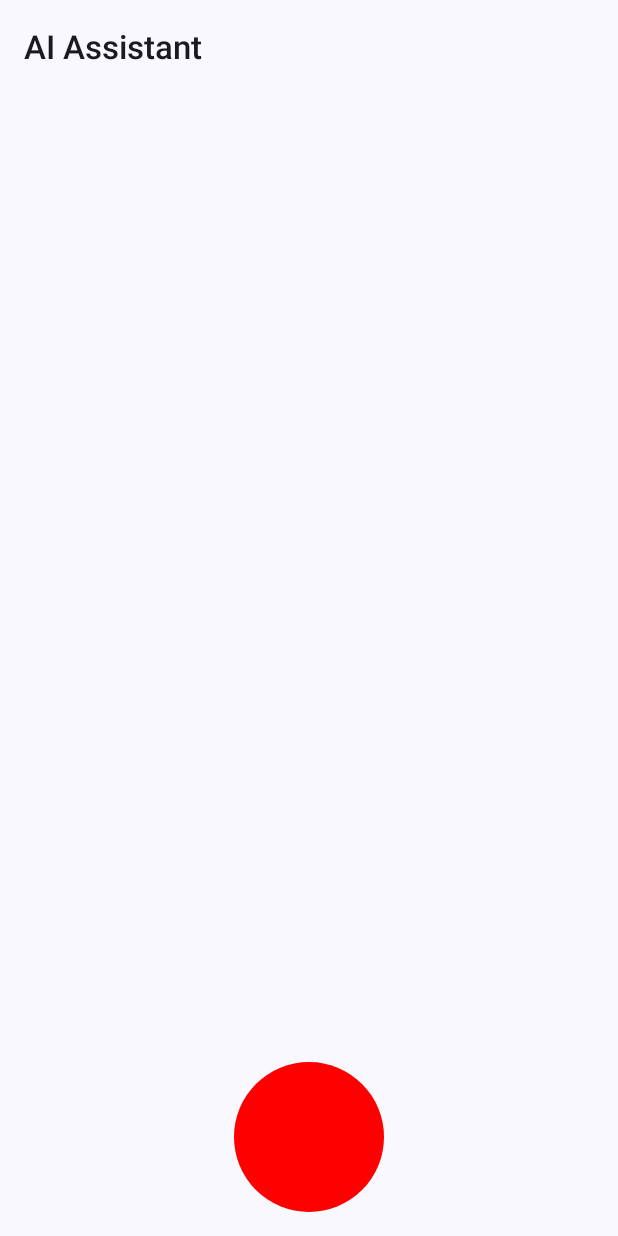
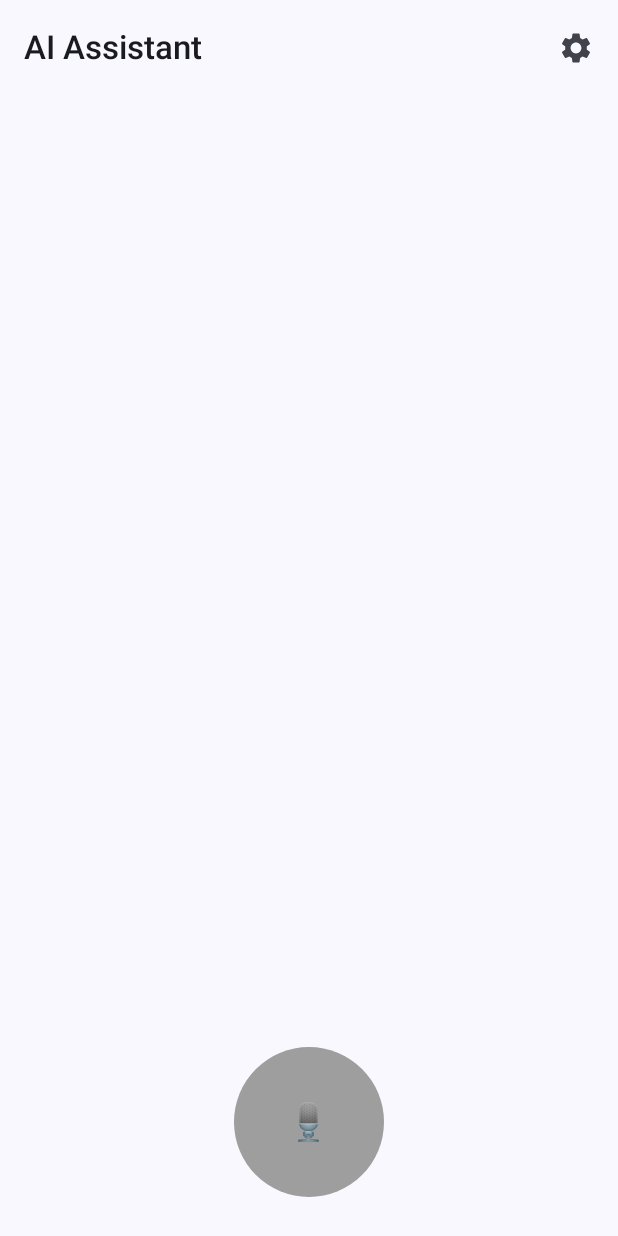
Before and after one commit to AhmetSIRIM/Unico-Case-Ai-Voice-Chat-App, an Android app built with Jetpack Compose: the ChatRoute screen opened through its navigation route, on a phone screen of 412 x 824 dp. Run offline under Robolectric (Android 15) with nearby library versions, the phone set to English and light mode, and no system bars; our stand-ins replace Dagger/Hilt's generated code, Timber.

Commit message:
Develop Chat Feature: Implement Speech-to-Text and Text-to-Speech Functionality
This commit introduces speech-to-text and text-to-speech capabilities to the chat feature. Users can now interact with the AI using voice input, and AI responses are spoken aloud.

**Key changes:**

- **Speech Recognition:**
    - Added `AndroidSpeechRecognizerRepository` and its implementation `AndroidSpeechRecognizerRepositoryImpl` to handle speech input.
    - Integrated `SpeechRecognizer` to capture user voice and convert it to text.
    - Defined `SpeechResult` sealed class to represent different states of speech recognition (e.g., `BeginningOfSpeech`, `EndOfSpeech`, `FinalResult`, `Error`).
    - Updated `ChatViewModel` to initiate speech listening and process `SpeechResult.FinalResult` by sending the recognized text to the AI.
    - Modified `ChatScreen.kt` to trigger speech recognition when the microphone button is pressed and the necessary permission is granted.
    - Added `OnTheUserIsListened` event to `ChatContract.UiEvent`.
    - Added `speechResult` to `ChatContract.UiState`.

- **Text-to-Speech:**
    - Updated `GoogleTextToSpeechRepository` and `GoogleTextToSpeechRepositoryImpl` to include `stopSpeaking()` and `cleanup()` methods for better lifecycle management.
    - Integrated text-to-speech functionality in `ChatViewModel` to speak AI responses.
    - Renamed `isAiTyping` to `isAiSpeaking` in `ChatContract.UiState` for clarity.

- **UI Enhancements (ChatScreen.kt):**
    - Implemented `AnimatedMicrophoneButton` with visual feedback for different states:
        - Idle (gray)
        - Listening (green with pulsing animation)
        - AI speaking (blue)
        - Error (red)
        - End of speech (orange)
        - Final result (purple)
    - The microphone button is disabled while the AI is speaking or if the last message was from the user (awaiting AI response).
    - Added an icon button to the `TopAppBar` (placeholder for settings).
    - Added content animation to message bubbles for smoother appearance.
    - Ensured bottom bar elements are padded correctly considering system bars.

- **Dependency Injection:**
    - Added `AndroidSpeechRecognizerRepository` binding to `RepositoryModule.kt`.

- **Lifecycle Management:**
    - Implemented `onCleared()` in `ChatViewModel` to call `cleanup()` on both `GoogleTextToSpeechRepository` and `AndroidSpeechRecognizerRepository`.

```diff
--- a/core/data/src/main/java/com/ahmetsirim/data/repository/GoogleTextToSpeechRepositoryImpl.kt
+++ b/core/data/src/main/java/com/ahmetsirim/data/repository/GoogleTextToSpeechRepositoryImpl.kt
@@ -66,7 +66,7 @@ class GoogleTextToSpeechRepositoryImpl @Inject constructor(
         }
     }
 
-    fun stopSpeaking() {
+    override fun stopSpeaking() {
         try {
             if (mediaPlayer.isPlaying) {
                 mediaPlayer.stop()
@@ -154,7 +154,7 @@ class GoogleTextToSpeechRepositoryImpl @Inject constructor(
         }
     }
 
-    fun cleanup() {
+    override fun cleanup() {
         log("cleanup() called", tag = TAG)
         stopSpeaking()
     }
--- /dev/null
+++ b/core/domain/src/main/java/com/ahmetsirim/domain/repository/AndroidSpeechRecognizerRepository.kt
@@ -0,0 +1,16 @@
+package com.ahmetsirim.domain.repository
+
+import com.ahmetsirim.domain.model.SpeechResult
+import kotlinx.coroutines.flow.Flow
+import java.util.Locale
+
+interface AndroidSpeechRecognizerRepository {
+    fun startListening(
+        languageCode: String = Locale.getDefault().toString(),
+        partialResults: Boolean = true,
+    ): Flow<SpeechResult>
+
+    fun stopListening()
+    fun cleanup()
+
+}
--- a/core/domain/src/main/java/com/ahmetsirim/domain/repository/GoogleTextToSpeechRepository.kt
+++ b/core/domain/src/main/java/com/ahmetsirim/domain/repository/GoogleTextToSpeechRepository.kt
@@ -2,8 +2,12 @@ package com.ahmetsirim.domain.repository
 
 import com.ahmetsirim.domain.model.VoiceGenderEnum
 
-fun interface GoogleTextToSpeechRepository {
+interface GoogleTextToSpeechRepository {
 
-    suspend fun speak(text: String,voiceGenderEnum: VoiceGenderEnum)
+    suspend fun speak(text: String, voiceGenderEnum: VoiceGenderEnum)
+
+    fun stopSpeaking()
+
+    fun cleanup()
 
 }
--- a/feature/chat/src/main/java/com/ahmetsirim/chat/ChatContract.kt
+++ b/feature/chat/src/main/java/com/ahmetsirim/chat/ChatContract.kt
@@ -1,17 +1,16 @@
 package com.ahmetsirim.chat
 
 import com.ahmetsirim.domain.model.ChatMessage
+import com.ahmetsirim.domain.model.SpeechResult
 import com.ahmetsirim.domain.model.common.ErrorState
 
 internal class ChatContract {
 
     data class UiState(
-        val isAiTyping: Boolean = false,
+        val isAiSpeaking: Boolean = false,
         val errorState: ErrorState? = null,
-
-        val userInputMessage: String = "",
+        val speechResult: SpeechResult? = null,
         val messages: List<ChatMessage> = emptyList(),
-
         val isRecordAudioPermissionRationaleInformationalDialogOpen: Boolean = false,
     )
 
@@ -19,6 +18,7 @@ internal class ChatContract {
         data class UserSendTheMessage(val message: String, val chatHistory: List<ChatMessage>) : UiEvent
         data object UserNotifiedTheError : UiEvent
         data object OnShowMicrophonePermissionRationale : UiEvent
+        data object OnTheUserIsListened : UiEvent
     }
 
 }
--- a/feature/chat/src/main/java/com/ahmetsirim/chat/ChatFeatureInternalFunctions.kt
+++ b/feature/chat/src/main/java/com/ahmetsirim/chat/ChatFeatureInternalFunctions.kt
@@ -18,7 +18,7 @@ internal fun handleMicrophonePermissionRequest(
             context,
             Manifest.permission.RECORD_AUDIO
         ) == PackageManager.PERMISSION_GRANTED -> {
-            TODO()
+            onEvent(ChatContract.UiEvent.OnTheUserIsListened)
         }
 
         activity?.let { nonNullActivity ->
--- a/feature/chat/src/main/java/com/ahmetsirim/chat/ChatScreen.kt
+++ b/feature/chat/src/main/java/com/ahmetsirim/chat/ChatScreen.kt
@@ -4,6 +4,14 @@ import androidx.activity.compose.LocalActivity
 import androidx.activity.compose.ManagedActivityResultLauncher
 import androidx.activity.compose.rememberLauncherForActivityResult
 import androidx.activity.result.contract.ActivityResultContracts
+import androidx.compose.animation.animateContentSize
+import androidx.compose.animation.core.FastOutSlowInEasing
+import androidx.compose.animation.core.RepeatMode
+import androidx.compose.animation.core.animateFloat
+import androidx.compose.animation.core.animateFloatAsState
+import androidx.compose.animation.core.infiniteRepeatable
+import androidx.compose.animation.core.rememberInfiniteTransition
+import androidx.compose.animation.core.tween
 import androidx.compose.foundation.Canvas
 import androidx.compose.foundation.layout.Arrangement
 import androidx.compose.foundation.layout.Box
@@ -15,6 +23,7 @@ import androidx.compose.foundation.layout.fillMaxSize
 import androidx.compose.foundation.layout.fillMaxWidth
 import androidx.compose.foundation.layout.padding
 import androidx.compose.foundation.layout.size
+import androidx.compose.foundation.layout.systemBarsPadding
 import androidx.compose.foundation.layout.width
 import androidx.compose.foundation.layout.widthIn
 import androidx.compose.foundation.lazy.LazyColumn
@@ -23,16 +32,21 @@ import androidx.compose.foundation.lazy.items
 import androidx.compose.foundation.lazy.rememberLazyListState
 import androidx.compose.foundation.shape.CircleShape
 import androidx.compose.foundation.shape.RoundedCornerShape
+import androidx.compose.material.icons.Icons
+import androidx.compose.material.icons.filled.Settings
 import androidx.compose.material3.Card
 import androidx.compose.material3.CardDefaults
 import androidx.compose.material3.CircularProgressIndicator
 import androidx.compose.material3.ExperimentalMaterial3Api
+import androidx.compose.material3.Icon
+import androidx.compose.material3.IconButton
 import androidx.compose.material3.MaterialTheme
 import androidx.compose.material3.Scaffold
 import androidx.compose.material3.Text
 import androidx.compose.material3.TopAppBar
 import androidx.compose.runtime.Composable
 import androidx.compose.runtime.LaunchedEffect
+import androidx.compose.runtime.getValue
 import androidx.compose.runtime.rememberCoroutineScope
 import androidx.compose.ui.Alignment
 import androidx.compose.ui.Modifier
@@ -48,7 +62,9 @@ import com.ahmetsirim.common.utility.launchAppDetailsSettings
 import com.ahmetsirim.designsystem.R
 import com.ahmetsirim.designsystem.component.InformationalDialog
 import com.ahmetsirim.designsystem.utility.ResponsivenessCheckerPreview
+import com.ahmetsirim.designsystem.utility.noRippleClickable
 import com.ahmetsirim.domain.model.ChatMessage
+import com.ahmetsirim.domain.model.SpeechResult
 import kotlinx.coroutines.launch
 
 @OptIn(ExperimentalMaterial3Api::class)
@@ -66,7 +82,7 @@ internal fun ChatScreen(
         contract = ActivityResultContracts.RequestPermission(),
         onResult = { permission ->
             when (permission) {
-                true -> TODO()
+                true -> onEvent(ChatContract.UiEvent.OnTheUserIsListened)
                 false -> onEvent(ChatContract.UiEvent.OnShowMicrophonePermissionRationale)
             }
         }
@@ -110,24 +126,35 @@ internal fun ChatScreen(
                         ),
                     )
                 },
+                actions = {
+                    IconButton(
+                        onClick = { TODO() } // Go to the settings screen
+                    ) {
+                        Icon(
+                            imageVector = Icons.Default.Settings,
+                            contentDescription = null,
+                        )
+                    }
+                },
             )
         },
         bottomBar = {
             Row(
                 modifier = Modifier
+                    .systemBarsPadding()
                     .fillMaxWidth()
                     .padding(vertical = 16.dp),
                 horizontalArrangement = Arrangement.Center,
             ) {
-                Canvas(
-                    Modifier
-                        .size(100.dp)
-                ) {
-                    drawCircle(
-                        color = Color.Red,
-                        radius = size.minDimension / 2
-                    )
-                }
+                AnimatedMicrophoneButton(
+                    speechResult = uiState.speechResult,
+                    isAiTyping = uiState.isAiSpeaking,
+                    onClick = {
+                        if (uiState.messages.lastOrNull()?.isFromUser != true && !uiState.isAiSpeaking) {
+                            onEvent(ChatContract.UiEvent.OnTheUserIsListened)
+                        }
+                    }
+                )
             }
         }
     ) { paddingValues ->
@@ -149,9 +176,115 @@ internal fun ChatScreen(
 
             ChatContent(
                 messages = uiState.messages,
-                isAiTyping = uiState.isAiTyping,
+                isAiTyping = uiState.isAiSpeaking,
                 listState = listState,
+                speechResult = uiState.speechResult,
                 modifier = Modifier.weight(1f)
+            )
+        }
+    }
+}
+
+
+@Composable
+private fun AnimatedMicrophoneButton(
+    speechResult: SpeechResult?,
+    isAiTyping: Boolean,
+    onClick: () -> Unit,
+) {
+    val infiniteTransition = rememberInfiniteTransition(label = "mic_animation")
+
+    val pulseScale by infiniteTransition.animateFloat(
+        initialValue = 1f,
+        targetValue = 1.2f,
+        animationSpec = infiniteRepeatable(
+            animation = tween(durationMillis = 1000, easing = FastOutSlowInEasing),
+            repeatMode = RepeatMode.Reverse
+        ),
+        label = "pulse_scale"
+    )
+
+    val rippleScale by infiniteTransition.animateFloat(
+        initialValue = 1f,
+        targetValue = 1.5f,
+        animationSpec = infiniteRepeatable(
+            animation = tween(durationMillis = 1500, easing = FastOutSlowInEasing),
+            repeatMode = RepeatMode.Restart
+        ),
+        label = "ripple_scale"
+    )
+
+    val isActive = speechResult != null || isAiTyping
+    val isListening = speechResult is SpeechResult.BeginningOfSpeech
+
+    val buttonScale by animateFloatAsState(
+        targetValue = if (isActive) pulseScale else 1f,
+        animationSpec = tween(durationMillis = 300),
+        label = "button_scale"
+    )
+
+    Box(
+        modifier = Modifier.size(120.dp),
+        contentAlignment = Alignment.Center
+    ) {
+        if (isListening) {
+            Canvas(
+                modifier = Modifier.size(120.dp)
+            ) {
+                drawCircle(
+                    color = Color.Green.copy(alpha = 0.3f),
+                    radius = (size.minDimension / 2) * rippleScale
+                )
+                drawCircle(
+                    color = Color.Green.copy(alpha = 0.2f),
+                    radius = (size.minDimension / 2) * (rippleScale * 0.7f)
+                )
+            }
+        }
+
+        Canvas(
+            modifier = Modifier
+                .size((100 * buttonScale).dp)
+                .noRippleClickable { onClick() }
+        ) {
+            val color = when {
+                isAiTyping -> Color(0xFF2196F3)
+                speechResult is SpeechResult.BeginningOfSpeech -> Color(0xFF4CAF50)
+                speechResult is SpeechResult.EndOfSpeech -> Color(0xFFFF9800)
+                speechResult is SpeechResult.Error -> Color(0xFFF44336)
+                speechResult is SpeechResult.FinalResult -> Color(0xFF673AB7)
+                else -> Color(0xFF9E9E9E)
+            }
+
+            drawCircle(
+                color = color,
+                radius = size.minDimension / 2
+            )
+
+            drawCircle(
+                color = color.copy(alpha = 0.7f),
+                radius = size.minDimension / 3
+            )
+        }
+
+        if (isActive) {
+            val statusText = when {
+                isAiTyping -> "🤔"
+                speechResult is SpeechResult.BeginningOfSpeech -> ""
+                speechResult is SpeechResult.EndOfSpeech -> ""
+                else -> "🎙"
+            }
+
+            Text(
+                text = statusText,
+                fontSize = 24.sp,
+                color = Color.White
+            )
+        } else {
+            Text(
+                text = "🎙️",
+                fontSize = 24.sp,
+                color = Color.White
             )
         }
     }
@@ -163,6 +296,7 @@ private fun ChatContent(
     messages: List<ChatMessage>,
     isAiTyping: Boolean,
     listState: LazyListState,
+    speechResult: SpeechResult?,
 ) {
     LazyColumn(
         modifier = modifier.fillMaxWidth(),
@@ -219,7 +353,6 @@ private fun MessageBubble(message: ChatMessage) {
         horizontalArrangement = if (message.isFromUser) Arrangement.End else Arrangement.Start
     ) {
         if (!message.isFromUser) {
-            // AI Avatar
             Box(
                 modifier = Modifier
                     .size(32.dp)
@@ -240,7 +373,10 @@ private fun MessageBubble(message: ChatMessage) {
                 .let {
                     if (message.isFromUser) it.padding(start = 48.dp)
                     else it.padding(end = 48.dp)
-                },
+                }
+                .animateContentSize(
+                    animationSpec = tween(durationMillis = 300, easing = FastOutSlowInEasing)
+                ),
             shape = RoundedCornerShape(
                 topStart = if (message.isFromUser) 16.dp else 4.dp,
                 topEnd = if (message.isFromUser) 4.dp else 16.dp,
```
Also changed, not shown: core/data/src/main/java/com/ahmetsirim/data/di/RepositoryModule.kt (+8 -0 lines), core/data/src/main/java/com/ahmetsirim/data/repository/AndroidSpeechRecognizerRepositoryImpl.kt (added, +166 -0 lines), core/domain/src/main/java/com/ahmetsirim/domain/model/SpeechResult.kt (added, +12 -0 lines), feature/chat/src/main/java/com/ahmetsirim/chat/ChatViewModel.kt (+39 -9 lines).
